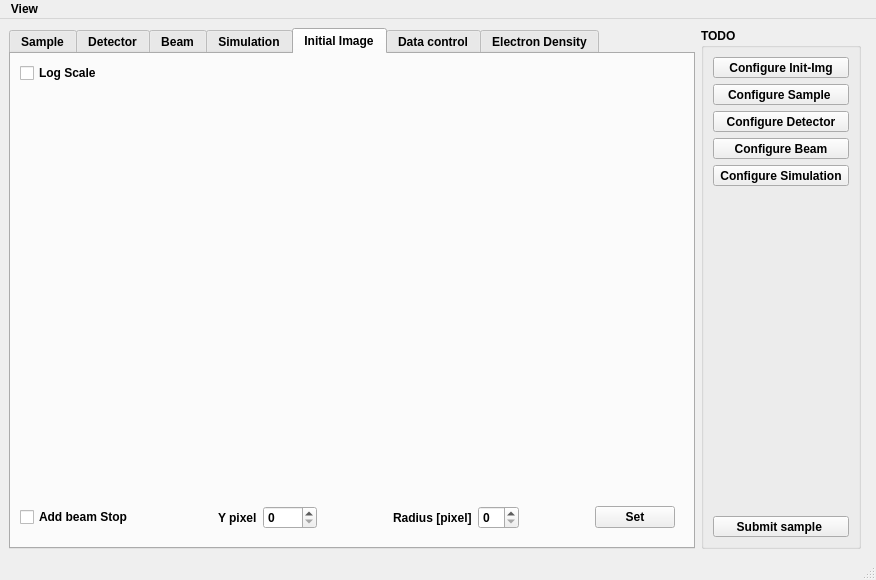
The window that siegmainwindow.ui (amirtosson/GISASSimulationBornAgainBased) describes before a commit, drawn with Qt 5.
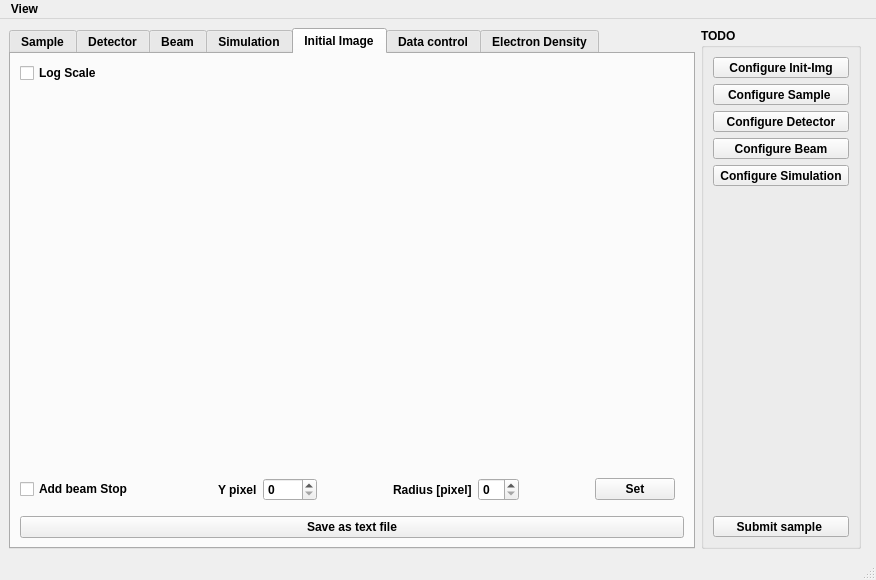
The same window after the commit. The open tabs and pages were chosen to show the change.

Patch:
```diff
--- a/siegmainwindow.ui
+++ b/siegmainwindow.ui
@@ -1180,6 +1180,13 @@
           </item>
          </layout>
         </item>
+        <item>
+         <widget class="QPushButton" name="saveTXTPushButton">
+          <property name="text">
+           <string>Save as text file</string>
+          </property>
+         </widget>
+        </item>
        </layout>
       </widget>
       <widget class="QWidget" name="controlTap">
```
